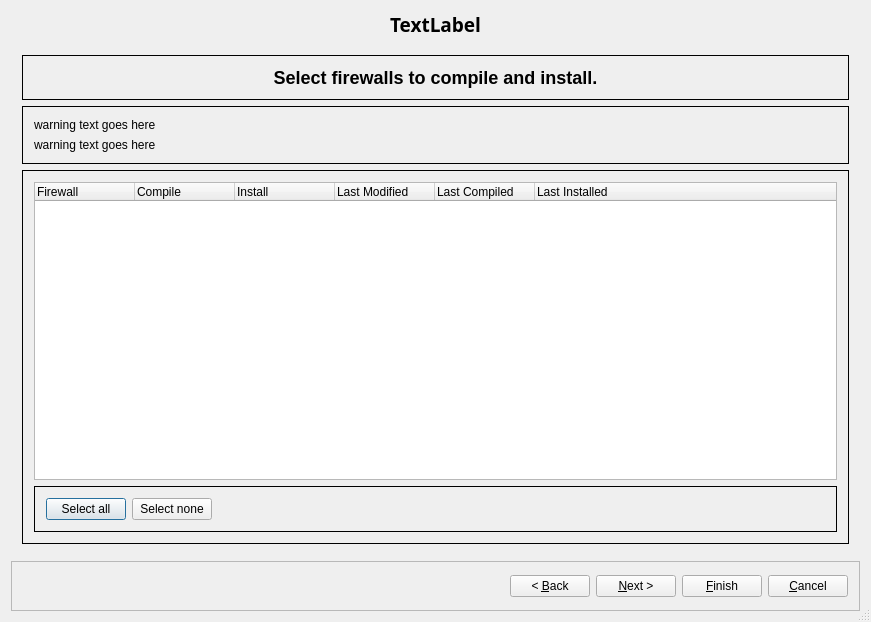
First picture: the form in src/gui/instdialog_q.ui, repository fwbuilder/fwbuilder, before the edit.
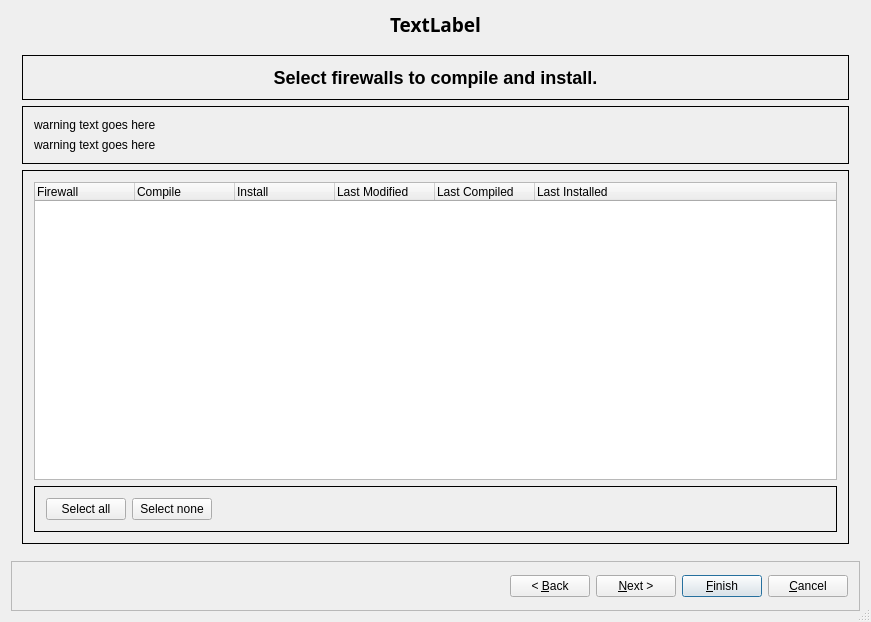
Second picture: the form after the edit.

Commit message: Added default buttons to instDialog and newHostDialog (refs #1593)

Patch:
```diff
--- a/src/gui/instdialog_q.ui
+++ b/src/gui/instdialog_q.ui
@@ -598,6 +598,9 @@
         <property name="text">
          <string>&amp;Finish</string>
         </property>
+        <property name="default">
+         <bool>true</bool>
+        </property>
         <property name="flat">
          <bool>false</bool>
         </property>
```
Left out of the diff: 12 changed lines with no effect on the pictures. The commit also changes 5 other files.
